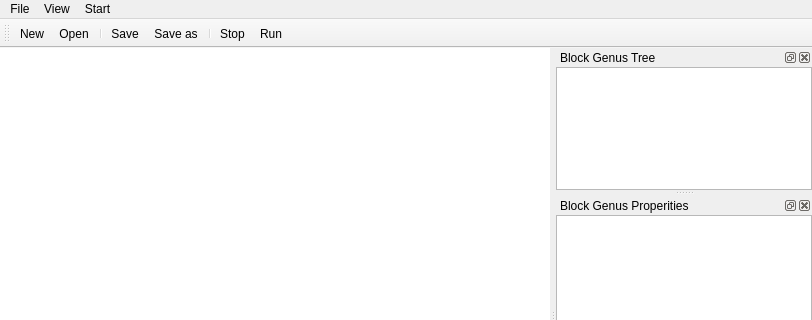
Above: main.ui from go2net/PythonBlocks before the change; both pictures show x 0 to 812 and y 0 to 320 of the 812 by 612 pixel window. Below: the same form after it.
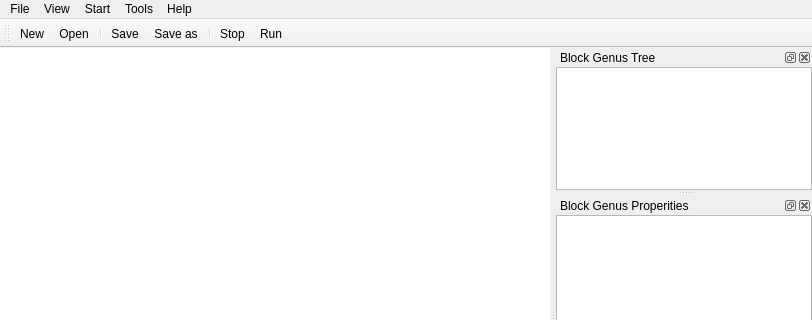
That is the form after the change. Icons and pictures are not drawn. Custom widgets are drawn as their Qt base class.

The edit to the form file:
```diff
--- a/main.ui
+++ b/main.ui
@@ -84,9 +84,23 @@
     <addaction name="separator"/>
     <addaction name="actionRun"/>
    </widget>
+   <widget class="QMenu" name="menuTools">
+    <property name="title">
+     <string>Tools</string>
+    </property>
+    <addaction name="actionBlockGenusManagement"/>
+   </widget>
+   <widget class="QMenu" name="menuHelp">
+    <property name="title">
+     <string>Help</string>
+    </property>
+    <addaction name="actionAbout"/>
+   </widget>
    <addaction name="menuFile"/>
    <addaction name="menuView"/>
    <addaction name="menuStart"/>
+   <addaction name="menuTools"/>
+   <addaction name="menuHelp"/>
   </widget>
   <widget class="QStatusBar" name="statusbar"/>
   <widget class="QToolBar" name="toolBar">
```
Left out of the diff: 10 changed lines with no effect on the pictures.
